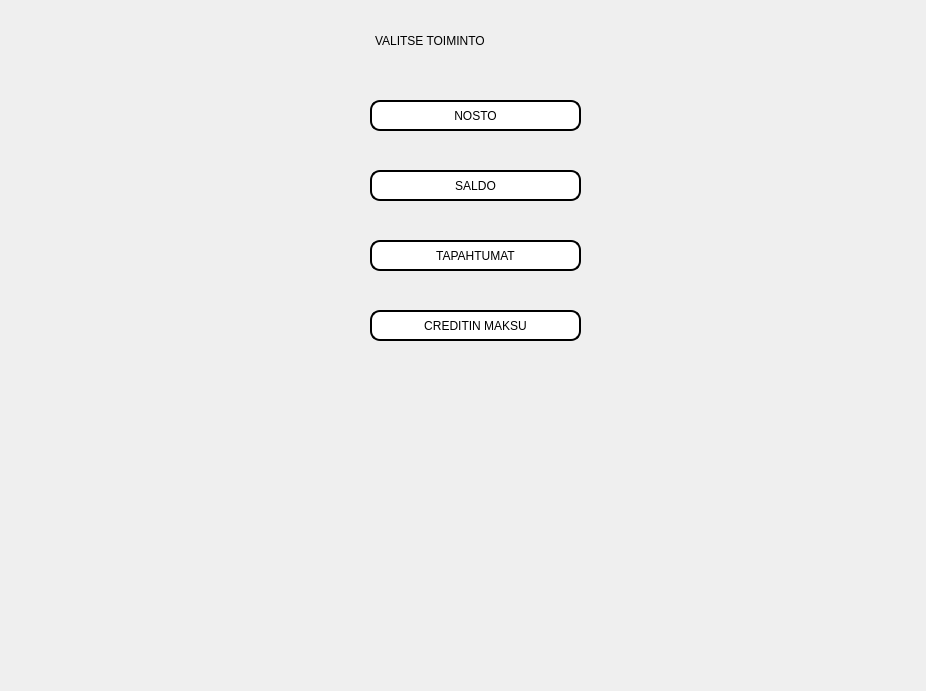
Before: the Qt Designer form bank_automat/mainwindow.ui in tvt20kmo-ohjelmistokehitysprojekti/Group1, drawn with Qt 5.
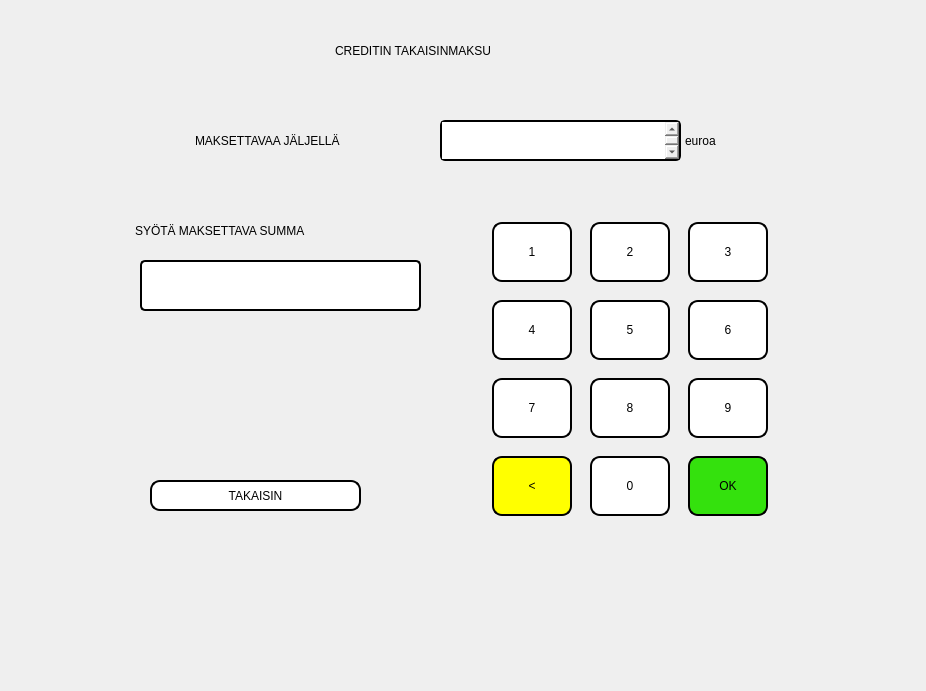
After: the same form once the commit is applied. The open tabs and pages were chosen to show the change.

Diff of the .ui file:
```diff
--- a/bank_automat/mainwindow.ui
+++ b/bank_automat/mainwindow.ui
@@ -691,7 +691,7 @@
      <widget class="QLabel" name="label_5">
       <property name="geometry">
        <rect>
-        <x>360</x>
+        <x>350</x>
         <y>20</y>
         <width>221</width>
         <height>41</height>
@@ -707,7 +707,7 @@
      <widget class="QPushButton" name="btn_NOSTO">
       <property name="geometry">
        <rect>
-        <x>360</x>
+        <x>350</x>
         <y>100</y>
         <width>211</width>
         <height>31</height>
@@ -724,7 +724,7 @@
      <widget class="QPushButton" name="btn_SALDO">
       <property name="geometry">
        <rect>
-        <x>360</x>
+        <x>350</x>
         <y>170</y>
         <width>211</width>
         <height>31</height>
@@ -741,7 +741,7 @@
      <widget class="QPushButton" name="btn_EVENTS">
       <property name="geometry">
        <rect>
-        <x>360</x>
+        <x>350</x>
         <y>240</y>
         <width>211</width>
         <height>31</height>
@@ -758,7 +758,7 @@
      <widget class="QPushButton" name="btn_PayCredit">
       <property name="geometry">
        <rect>
-        <x>360</x>
+        <x>350</x>
         <y>310</y>
         <width>211</width>
         <height>31</height>
@@ -1420,6 +1420,483 @@
       </property>
      </widget>
     </widget>
+    <widget class="QWidget" name="creditmaksu_page">
+     <widget class="QPushButton" name="btn_back_creditP">
+      <property name="geometry">
+       <rect>
+        <x>140</x>
+        <y>480</y>
+        <width>211</width>
+        <height>31</height>
+       </rect>
+      </property>
+      <property name="styleSheet">
+       <string notr="true">selection-color: rgb(0, 170, 255);
+background-color: rgb(255, 255, 255);</string>
+      </property>
+      <property name="text">
+       <string>TAKAISIN</string>
+      </property>
+     </widget>
+     <widget class="QLabel" name="label_10">
+      <property name="geometry">
+       <rect>
+        <x>320</x>
+        <y>30</y>
+        <width>281</width>
+        <height>41</height>
+       </rect>
+      </property>
+      <property name="styleSheet">
+       <string notr="true">border-color: none;</string>
+      </property>
+      <property name="text">
+       <string>CREDITIN TAKAISINMAKSU</string>
+      </property>
+     </widget>
+     <widget class="QLabel" name="label_11">
+      <property name="geometry">
+       <rect>
+        <x>180</x>
+        <y>120</y>
+        <width>251</width>
+        <height>41</height>
+       </rect>
+      </property>
+      <property name="styleSheet">
+       <string notr="true">border-color: none;</string>
+      </property>
+      <property name="text">
+       <string>MAKSETTAVAA JÄLJELLÄ</string>
+      </property>
+     </widget>
+     <widget class="QLabel" name="label_12">
+      <property name="geometry">
+       <rect>
+        <x>670</x>
+        <y>120</y>
+        <width>61</width>
+        <height>41</height>
+       </rect>
+      </property>
+      <property name="styleSheet">
+       <string notr="true">border-color: none;</string>
+      </property>
+      <property name="text">
+       <string>euroa</string>
+      </property>
+     </widget>
+     <widget class="QTextEdit" name="textEdit_2">
+      <property name="geometry">
+       <rect>
+        <x>430</x>
+        <y>120</y>
+        <width>241</width>
+        <height>41</height>
+       </rect>
+      </property>
+      <property name="font">
+       <font>
+        <family>Maiandra GD</family>
+        <pointsize>16</pointsize>
+        <weight>50</weight>
+        <italic>false</italic>
+        <bold>false</bold>
+       </font>
+      </property>
+      <property name="styleSheet">
+       <string notr="true">	font: 16pt &quot;Maiandra GD&quot;;
+	border-style: solid;
+	border-color: black;
+	border-width: 2px;
+	border-radius: 5px;</string>
+      </property>
+     </widget>
+     <widget class="QLabel" name="label_14">
+      <property name="geometry">
+       <rect>
+        <x>120</x>
+        <y>210</y>
+        <width>301</width>
+        <height>41</height>
+       </rect>
+      </property>
+      <property name="styleSheet">
+       <string notr="true">border-color: none;</string>
+      </property>
+      <property name="text">
+       <string>SYÖTÄ MAKSETTAVA SUMMA</string>
+      </property>
+     </widget>
+     <widget class="QTextEdit" name="insert_Amount_2">
+      <property name="geometry">
+       <rect>
+        <x>130</x>
+        <y>260</y>
+        <width>281</width>
+        <height>51</height>
+       </rect>
+      </property>
+      <property name="styleSheet">
+       <string notr="true">background-color : white; 
+color : gray;
+	font: 16pt &quot;Maiandra GD&quot;;
+	border-style: solid;
+	border-color: black;
+	border-width: 2px;
+	border-radius: 5px;</string>
+      </property>
+     </widget>
+     <widget class="QWidget" name="gridLayoutWidget_4">
+      <property name="geometry">
+       <rect>
+        <x>470</x>
+        <y>210</y>
+        <width>301</width>
+        <height>321</height>
+       </rect>
+      </property>
+      <layout class="QGridLayout" name="gridLayout_5">
+       <item row="2" column="2">
+        <widget class="QPushButton" name="Btn_40">
+         <property name="sizePolicy">
+          <sizepolicy hsizetype="Fixed" vsizetype="Fixed">
+           <horstretch>0</horstretch>
+           <verstretch>0</verstretch>
+          </sizepolicy>
+         </property>
+         <property name="minimumSize">
+          <size>
+           <width>80</width>
+           <height>60</height>
+          </size>
+         </property>
+         <property name="baseSize">
+          <size>
+           <width>0</width>
+           <height>0</height>
+          </size>
+         </property>
+         <property name="styleSheet">
+          <string notr="true">background-color: rgb(255, 255, 255);</string>
+         </property>
+         <property name="text">
+          <string>8</string>
+         </property>
+        </widget>
+       </item>
+       <item row="1" column="2">
+        <widget class="QPushButton" name="Btn_41">
+         <property name="sizePolicy">
+          <sizepolicy hsizetype="Fixed" vsizetype="Fixed">
+           <horstretch>0</horstretch>
+           <verstretch>0</verstretch>
+          </sizepolicy>
+         </property>
+         <property name="minimumSize">
+          <size>
+           <width>80</width>
+           <height>60</height>
+          </size>
+         </property>
+         <property name="baseSize">
+          <size>
+           <width>0</width>
+           <height>0</height>
+          </size>
+         </property>
+         <property name="styleSheet">
+          <string notr="true">background-color: rgb(255, 255, 255);</string>
+         </property>
+         <property name="text">
+          <string>5</string>
+         </property>
+        </widget>
+       </item>
+       <item row="2" column="3">
+        <widget class="QPushButton" name="Btn_42">
+         <property name="sizePolicy">
+          <sizepolicy hsizetype="Fixed" vsizetype="Fixed">
+           <horstretch>0</horstretch>
+           <verstretch>0</verstretch>
+          </sizepolicy>
+         </property>
+         <property name="minimumSize">
+          <size>
+           <width>80</width>
+           <height>60</height>
+          </size>
+         </property>
+         <property name="baseSize">
+          <size>
+           <width>0</width>
+           <height>0</height>
+          </size>
+         </property>
+         <property name="styleSheet">
+          <string notr="true">background-color: rgb(255, 255, 255);</string>
+         </property>
+         <property name="text">
+          <string>9</string>
+         </property>
+        </widget>
+       </item>
+       <item row="1" column="1">
+        <widget class="QPushButton" name="Btn_43">
+         <property name="sizePolicy">
+          <sizepolicy hsizetype="Fixed" vsizetype="Fixed">
+           <horstretch>0</horstretch>
+           <verstretch>0</verstretch>
+          </sizepolicy>
+         </property>
+         <property name="minimumSize">
+          <size>
+           <width>80</width>
+           <height>60</height>
+          </size>
+         </property>
+         <property name="baseSize">
+          <size>
+           <width>0</width>
+           <height>0</height>
+          </size>
+         </property>
+         <property name="styleSheet">
+          <string notr="true">background-color: rgb(255, 255, 255);</string>
+         </property>
+         <property name="text">
+          <string>4</string>
+         </property>
+        </widget>
+       </item>
+       <item row="0" column="2">
+        <widget class="QPushButton" name="Btn_44">
+         <property name="sizePolicy">
+          <sizepolicy hsizetype="Fixed" vsizetype="Fixed">
+           <horstretch>0</horstretch>
+           <verstretch>0</verstretch>
+          </sizepolicy>
+         </property>
+         <property name="minimumSize">
+          <size>
+           <width>80</width>
+           <height>60</height>
+          </size>
+         </property>
+         <property name="baseSize">
+          <size>
+           <width>0</width>
+           <height>0</height>
+          </size>
+         </property>
+         <property name="styleSheet">
+          <string notr="true">background-color: rgb(255, 255, 255);</string>
+         </property>
+         <property name="text">
+          <string>2</string>
+         </property>
+        </widget>
+       </item>
+       <item row="0" column="1">
+        <widget class="QPushButton" name="Btn_45">
+         <property name="sizePolicy">
+          <sizepolicy hsizetype="Fixed" vsizetype="Fixed">
+           <horstretch>0</horstretch>
+           <verstretch>0</verstretch>
+          </sizepolicy>
+         </property>
+         <property name="minimumSize">
+          <size>
+           <width>80</width>
+           <height>60</height>
+          </size>
+         </property>
+         <property name="baseSize">
+          <size>
+           <width>0</width>
+           <height>0</height>
+          </size>
+         </property>
+         <property name="styleSheet">
+          <string notr="true">background-color: rgb(255, 255, 255);</string>
+         </property>
+         <property name="text">
+          <string>1</string>
+         </property>
+        </widget>
+       </item>
+       <item row="0" column="3">
+        <widget class="QPushButton" name="Btn_46">
+         <property name="sizePolicy">
+          <sizepolicy hsizetype="Fixed" vsizetype="Fixed">
+           <horstretch>0</horstretch>
+           <verstretch>0</verstretch>
+          </sizepolicy>
+         </property>
+         <property name="minimumSize">
+          <size>
+           <width>80</width>
+           <height>60</height>
+          </size>
+         </property>
+         <property name="baseSize">
+          <size>
+           <width>0</width>
+           <height>0</height>
+          </size>
+         </property>
+         <property name="styleSheet">
+          <string notr="true">background-color: rgb(255, 255, 255);</string>
+         </property>
+         <property name="text">
+          <string>3</string>
+         </property>
+        </widget>
+       </item>
+       <item row="1" column="3">
+        <widget class="QPushButton" name="Btn_47">
+         <property name="sizePolicy">
+          <sizepolicy hsizetype="Fixed" vsizetype="Fixed">
+           <horstretch>0</horstretch>
+           <verstretch>0</verstretch>
+          </sizepolicy>
+         </property>
+         <property name="minimumSize">
+          <size>
+           <width>80</width>
+           <height>60</height>
+          </size>
+         </property>
+         <property name="baseSize">
+          <size>
+           <width>0</width>
+           <height>0</height>
+          </size>
+         </property>
+         <property name="styleSheet">
+          <string notr="true">background-color: rgb(255, 255, 255);</string>
+         </property>
+         <property name="text">
+          <string>6</string>
+         </property>
+        </widget>
+       </item>
+       <item row="2" column="1">
+        <widget class="QPushButton" name="Btn_48">
+         <property name="sizePolicy">
+          <sizepolicy hsizetype="Fixed" vsizetype="Fixed">
+           <horstretch>0</horstretch>
+           <verstretch>0</verstretch>
+          </sizepolicy>
+         </property>
+         <property name="minimumSize">
+          <size>
+           <width>80</width>
+           <height>60</height>
+          </size>
+         </property>
+         <property name="baseSize">
+          <size>
+           <width>0</width>
+           <height>0</height>
+          </size>
+         </property>
+         <property name="styleSheet">
+          <string notr="true">background-color: rgb(255, 255, 255);</string>
+         </property>
+         <property name="text">
+          <string>7</string>
+         </property>
+        </widget>
+       </item>
+       <item row="3" column="2">
+        <widget class="QPushButton" name="Btn_49">
+         <property name="sizePolicy">
+          <sizepolicy hsizetype="Fixed" vsizetype="Fixed">
+           <horstretch>0</horstretch>
+           <verstretch>0</verstretch>
+          </sizepolicy>
+         </property>
+         <property name="minimumSize">
+          <size>
+           <width>80</width>
+           <height>60</height>
+          </size>
+         </property>
+         <property name="baseSize">
+          <size>
+           <width>0</width>
+           <height>0</height>
+          </size>
+         </property>
+         <property name="styleSheet">
+          <string notr="true">background-color: rgb(255, 255, 255);</string>
+         </property>
+         <property name="text">
+          <string>0</string>
+         </property>
+        </widget>
+       </item>
+       <item row="3" column="1">
+        <widget class="QPushButton" name="Btn_STOP_5">
+         <property name="sizePolicy">
+          <sizepolicy hsizetype="Fixed" vsizetype="Fixed">
+           <horstretch>0</horstretch>
+           <verstretch>0</verstretch>
+          </sizepolicy>
+         </property>
+         <property name="minimumSize">
+          <size>
+           <width>80</width>
+           <height>60</height>
+          </size>
+         </property>
+         <property name="baseSize">
+          <size>
+           <width>40</width>
+           <height>40</height>
+          </size>
+         </property>
+         <property name="styleSheet">
+          <string notr="true">background-color: rgb(255, 255, 0);</string>
+         </property>
+         <property name="text">
+          <string>&lt;</string>
+         </property>
+        </widget>
+       </item>
+       <item row="3" column="3">
+        <widget class="QPushButton" name="Btn_OK_5">
+         <property name="sizePolicy">
+          <sizepolicy hsizetype="Fixed" vsizetype="Fixed">
+           <horstretch>0</horstretch>
+           <verstretch>0</verstretch>
+          </sizepolicy>
+         </property>
+         <property name="minimumSize">
+          <size>
+           <width>80</width>
+           <height>60</height>
+          </size>
+         </property>
+         <property name="baseSize">
+          <size>
+           <width>0</width>
+           <height>0</height>
+          </size>
+         </property>
+         <property name="styleSheet">
+          <string notr="true">
+background-color: rgb(52, 225, 13);</string>
+         </property>
+         <property name="text">
+          <string>OK</string>
+         </property>
+        </widget>
+       </item>
+      </layout>
+     </widget>
+    </widget>
    </widget>
   </widget>
   <widget class="QMenuBar" name="menubar">
```
Left out of the diff: 57 changed lines with no effect on the pictures.
